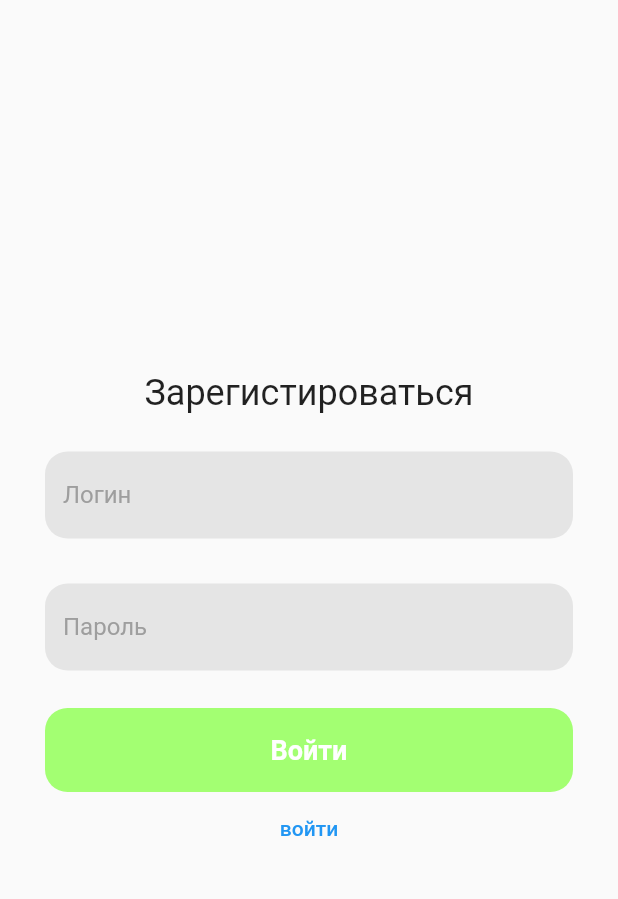
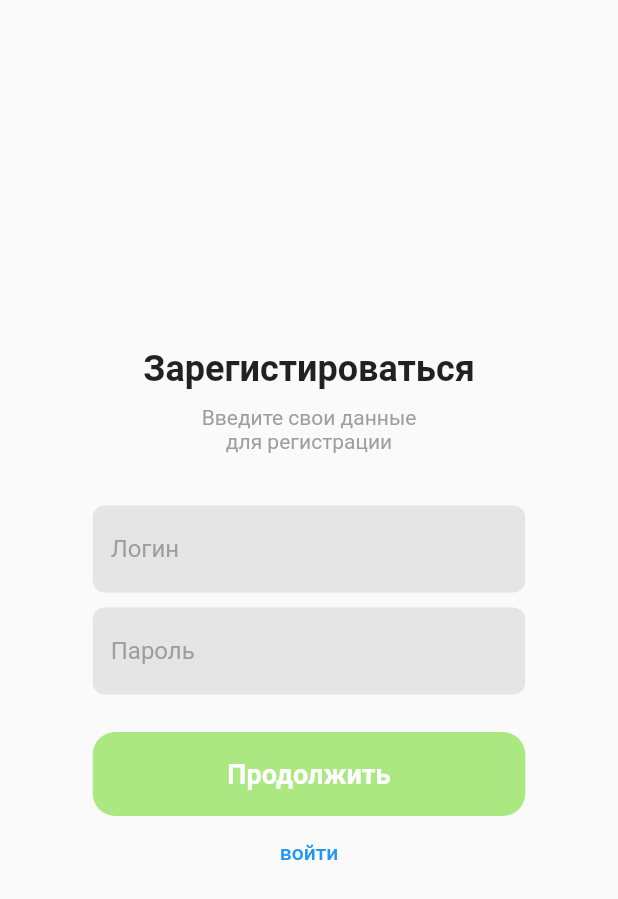
Before and after one commit to eternalfever/flutter_project, a Flutter app: the screen it shows after launch, after a tap on "регистрация", on a phone screen of 412 x 824 dp. Shown: the top 899 px of the screen. Run offline on Flutter 3.47's test engine with Material 2 defaults, Android fonts, the phone set to English and light mode, and no system bars; network calls fail.

Commit message:
исправления

```diff
--- a/lib/components/button.dart
+++ b/lib/components/button.dart
@@ -15,7 +15,7 @@ class MyButton extends StatelessWidget {
             width: double.infinity,
             alignment: Alignment.center,
             decoration: BoxDecoration(
-                color: Color(0xFFA3FF72),
+                color: Color(0xFFACE881),
                 borderRadius: BorderRadius.circular(15)),
             child: Text(
               text,
--- a/lib/components/textfiled.dart
+++ b/lib/components/textfiled.dart
@@ -10,21 +10,21 @@ class MyTextField extends StatelessWidget {
 
   @override
   Widget build(BuildContext context) => Container(
-      padding: EdgeInsets.symmetric(vertical: 5),
+      padding: const EdgeInsets.symmetric(vertical: 5),
       child: Column(crossAxisAlignment: CrossAxisAlignment.start, children: [
         SizedBox(
           height: 58,
           width: double.infinity,
           child: TextField(
-            style: TextStyle(color: Colors.grey),
+            style: const TextStyle(color: Colors.grey),
             decoration: InputDecoration(
               filled: true,
-              fillColor: Color(0xFFE5E5E5),
+              fillColor: const Color(0xFFE5E5E5),
               labelText: text,
-              labelStyle: TextStyle(color: Colors.grey),
+              labelStyle: const TextStyle(color: Colors.grey),
               enabledBorder: OutlineInputBorder(
                 borderSide: BorderSide.none,
-                borderRadius: BorderRadius.circular(15),
+                borderRadius: BorderRadius.circular(8),
               ),
             ),
           ),
--- a/lib/main.dart
+++ b/lib/main.dart
@@ -37,7 +37,7 @@ class _MyHomePageState extends State<MyHomePage> {
         ChangeNotifierProvider<UsersProvider>(
             create: (context) => UsersProvider())
       ],
-      child: MaterialApp(
+      child: const MaterialApp(
         home: Scaffold(
           body: LoginPage(),
         ),
--- a/lib/models/users_provider.dart
+++ b/lib/models/users_provider.dart
@@ -4,8 +4,6 @@ import 'package:flutter_project/models/users_model.dart';
 class UsersProvider extends ChangeNotifier {
   List<Users> users = [];
 
-  List<Users> favorites = [];
-
   void updateProvider() {
     notifyListeners();
   }
--- a/lib/pages/login.dart
+++ b/lib/pages/login.dart
@@ -11,17 +11,22 @@ class LoginPage extends StatelessWidget {
   @override
   Widget build(BuildContext context) {
     return Scaffold(
-      body: Container(
-        padding: EdgeInsets.all(30),
+      body: Center(
+        child: Container(
+          width: MediaQuery.of(context).size.width * 0.7,
           child: Column(
             mainAxisAlignment: MainAxisAlignment.center,
             children: [
-            Text('Войти в аккаунт', style: TextStyle(fontSize: 24)),
-            SizedBox(height: 20),
-            MyTextField(text: 'Логин'),
-            SizedBox(height: 20),
-            MyTextField(text: 'Пароль'),
-            SizedBox(height: 20),
+              const Text('Добро пожаловать!',
+                  style: TextStyle(fontSize: 24, fontWeight: FontWeight.bold)),
+              const SizedBox(height: 10),
+              const Text('Введите данные \nвойдите в свой аккаунт',
+                  style: TextStyle(fontSize: 14, color: Colors.grey),
+                  textAlign: TextAlign.center),
+              const SizedBox(height: 30),
+              const MyTextField(text: 'Логин'),
+              const MyTextField(text: 'Пароль'),
+              const SizedBox(height: 20),
               MyButton(
                   text: 'Войти',
                   onTap: () {
@@ -30,11 +35,14 @@ class LoginPage extends StatelessWidget {
                   }),
               TextButton(
                   onPressed: () {
-                  Navigator.push(context,
-                      MaterialPageRoute(builder: (context) => RegisterPage()));
+                    Navigator.push(
+                        context,
+                        MaterialPageRoute(
+                            builder: (context) => const RegisterPage()));
                   },
-                child: Text('регистрация'))
+                  child: const Text('регистрация'))
             ],
+          ),
         ),
       ),
     );
--- a/lib/pages/register.dart
+++ b/lib/pages/register.dart
@@ -11,27 +11,38 @@ class RegisterPage extends StatelessWidget {
   @override
   Widget build(BuildContext context) {
     return Scaffold(
-      body: Container(
-        padding: EdgeInsets.all(30),
-        child: Column(
-          mainAxisAlignment: MainAxisAlignment.center,
-          children: [
-            Text(
-              'Зарегистироваться',
-              style: TextStyle(fontSize: 24),
-            ),
-            SizedBox(height: 20),
-            MyTextField(text: 'Логин'),
-            SizedBox(height: 20),
-            MyTextField(text: 'Пароль'),
-            SizedBox(height: 20),
-            MyButton(text: 'Войти', onTap: () {
-              Navigator.push(context, MaterialPageRoute(builder: (context) => Navbar()));
-            }),
-            TextButton(onPressed: () {
-              Navigator.push(context, MaterialPageRoute(builder: (context) => LoginPage()));
-            }, child: Text('войти'))
-          ],
+      body: Center(
+        child: Container(
+          width: MediaQuery.of(context).size.width * 0.7,
+          child: Column(
+            mainAxisAlignment: MainAxisAlignment.center,
+            children: [
+              const Text('Зарегистироваться',
+                  style: TextStyle(fontSize: 24, fontWeight: FontWeight.bold)),
+              const SizedBox(height: 10),
+              const Text('Введите свои данные\nдля регистрации',
+                  style: TextStyle(fontSize: 14, color: Colors.grey),
+                  textAlign: TextAlign.center),
+              const SizedBox(height: 30),
+              const MyTextField(text: 'Логин'),
+              const MyTextField(text: 'Пароль'),
+              const SizedBox(height: 20),
+              MyButton(
+                  text: 'Продолжить',
+                  onTap: () {
+                    Navigator.push(context,
+                        MaterialPageRoute(builder: (context) => Navbar()));
+                  }),
+              TextButton(
+                  onPressed: () {
+                    Navigator.push(
+                        context,
+                        MaterialPageRoute(
+                            builder: (context) => const LoginPage()));
+                  },
+                  child: const Text('войти'))
+            ],
+          ),
         ),
       ),
     );
```
Also changed, not shown: lib/components/user_card.dart (+72 -10 lines), lib/components/userinfo_tile.dart (added, +19 -0 lines), lib/pages/favorites.dart (+27 -17 lines), lib/pages/navigation.dart (+10 -5 lines), lib/pages/profile.dart (+33 -15 lines), lib/pages/users.dart (+29 -25 lines), 1 other file. Lines whose indentation alone changed are shown as unchanged.
